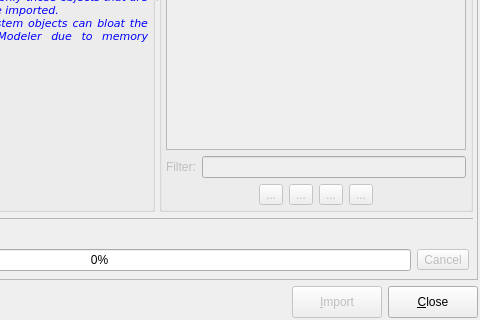
The window that libpgmodeler_ui/ui/databaseimportform.ui (pgmodeler/pgmodeler) describes before a commit, drawn with Qt 5; both pictures show x 251 to 731 and y 280 to 600 of the 731 by 600 pixel window.
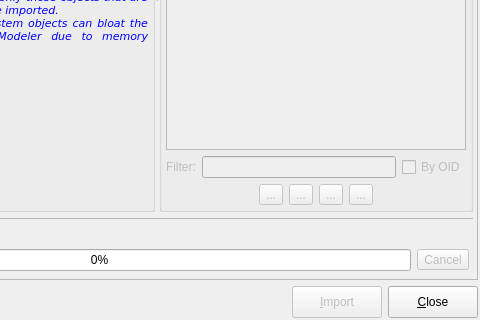
The same window after the commit. Icons and pictures are not drawn.

Commit message:
Minor improvements on datbasemodel class.
Improvements on DatabaseImportForm. Added filter by oids option.

Added a specific exception for import errors.

Patch:
```diff
--- a/libpgmodeler_ui/ui/databaseimportform.ui
+++ b/libpgmodeler_ui/ui/databaseimportform.ui
@@ -973,6 +973,13 @@
                  </property>
                 </widget>
                </item>
+               <item>
+                <widget class="QCheckBox" name="by_oid_chk">
+                 <property name="text">
+                  <string>By OID</string>
+                 </property>
+                </widget>
+               </item>
               </layout>
              </item>
             </layout>
```
Left out of the diff: 14 changed lines with no effect on the pictures. The commit also changes 7 other files.
